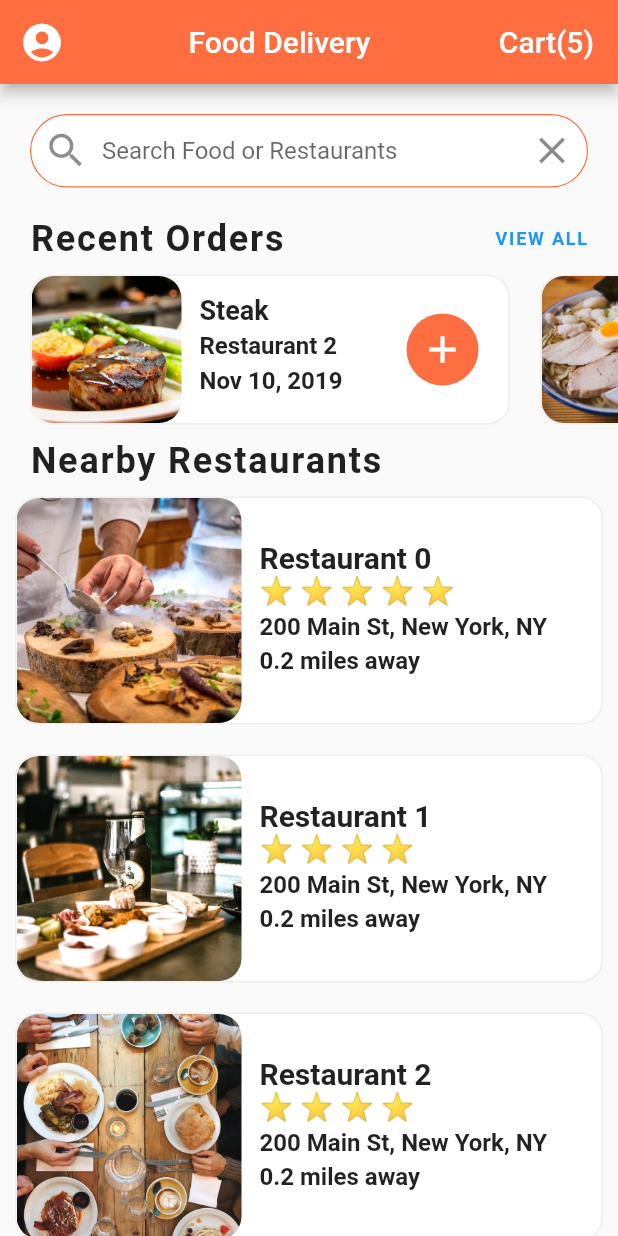
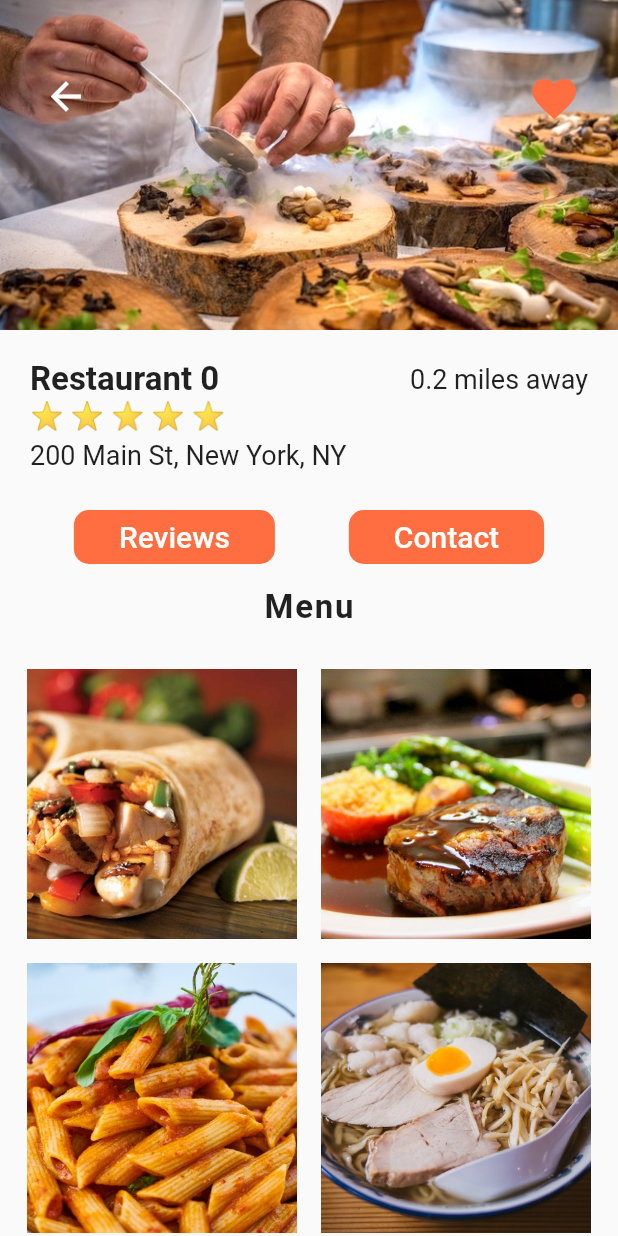
Before and after one commit to Kawcher123/fooddeliveryUI, a Flutter app: the screen it shows after launch, after a tap on "Restaurant 0", on a phone screen of 412 x 824 dp. Run offline on Flutter 3.47's test engine with Material 2 defaults, Android fonts, the phone set to English and light mode, and no system bars.

Commit message:
restaurant page

```diff
--- a/lib/screens/homescreen.dart
+++ b/lib/screens/homescreen.dart
@@ -1,6 +1,7 @@
 import 'package:flutter/material.dart';
 import 'package:fooddelivery/data/data.dart';
 import 'package:fooddelivery/models/restaurant.dart';
+import 'package:fooddelivery/screens/restaurantscreen.dart';
 import 'package:fooddelivery/widgets/ratings.dart';
 import 'package:fooddelivery/widgets/recentorders.dart';
 
@@ -91,7 +92,10 @@ class _HomeScreenState extends State<HomeScreen> {
     List<Widget> _restaurantlist = [];
     restaurants.forEach((Restaurant restaurant) {
       _restaurantlist.add(GestureDetector(
-        onTap: () {},
+        onTap: () => Navigator.push(
+            context,
+            MaterialPageRoute(
+                builder: (_) => RestaurantScreen(restaurant: restaurant))),
         child: Container(
           margin: EdgeInsets.symmetric(vertical: 10.0, horizontal: 10.0),
           decoration: BoxDecoration(
@@ -102,11 +106,14 @@ class _HomeScreenState extends State<HomeScreen> {
             children: [
               ClipRRect(
                 borderRadius: BorderRadius.circular(15.0),
-                child: Image(
-                  height: 150.0,
-                  width: 150.0,
-                  image: AssetImage(restaurant.imageUrl),
-                  fit: BoxFit.cover,
+                child: Hero(
+                  tag: restaurant.imageUrl,
+                  child: Image(
+                    height: 150.0,
+                    width: 150.0,
+                    image: AssetImage(restaurant.imageUrl),
+                    fit: BoxFit.cover,
+                  ),
                 ),
               ),
               Container(
--- /dev/null
+++ b/lib/screens/restaurantscreen.dart
@@ -0,0 +1,158 @@
+import 'package:flutter/material.dart';
+import 'package:fooddelivery/models/food.dart';
+import 'package:fooddelivery/models/restaurant.dart';
+import 'package:fooddelivery/widgets/ratings.dart';
+
+class RestaurantScreen extends StatefulWidget {
+  final Restaurant restaurant;
+  RestaurantScreen({this.restaurant});
+  @override
+  _RestaurantScreenState createState() => _RestaurantScreenState();
+}
+
+class _RestaurantScreenState extends State<RestaurantScreen> {
+  @override
+  Widget build(BuildContext context) {
+    return Scaffold(
+      body: Column(
+        children: [
+          Stack(
+            children: [
+              Hero(
+                tag: widget.restaurant.imageUrl,
+                child: Image(
+                  height: 220,
+                  width: MediaQuery.of(context).size.width,
+                  image: AssetImage(widget.restaurant.imageUrl),
+                  fit: BoxFit.cover,
+                ),
+              ),
+              Padding(
+                padding: const EdgeInsets.symmetric(
+                    vertical: 40.0, horizontal: 20.0),
+                child: Row(
+                  mainAxisAlignment: MainAxisAlignment.spaceBetween,
+                  children: [
+                    IconButton(
+                      icon: Icon(
+                        Icons.arrow_back,
+                        color: Colors.white,
+                        size: 30.0,
+                      ),
+                      onPressed: () => Navigator.pop(context),
+                    ),
+                    IconButton(
+                      icon: Icon(
+                        Icons.favorite,
+                        color: Theme.of(context).primaryColor,
+                        size: 35.0,
+                      ),
+                      onPressed: () {},
+                    )
+                  ],
+                ),
+              )
+            ],
+          ),
+          Padding(
+            padding: EdgeInsets.all(20.0),
+            child: Column(
+              crossAxisAlignment: CrossAxisAlignment.start,
+              children: <Widget>[
+                Row(
+                  mainAxisAlignment: MainAxisAlignment.spaceBetween,
+                  children: <Widget>[
+                    Text(
+                      widget.restaurant.name,
+                      style: TextStyle(
+                        fontSize: 22.0,
+                        fontWeight: FontWeight.w600,
+                      ),
+                    ),
+                    Text(
+                      '0.2 miles away',
+                      style: TextStyle(
+                        fontSize: 18.0,
+                      ),
+                    ),
+                  ],
+                ),
+                RatingStar(ratings: widget.restaurant.rating),
+                SizedBox(height: 6.0),
+                Text(
+                  widget.restaurant.address,
+                  style: TextStyle(fontSize: 18.0),
+                ),
+              ],
+            ),
+          ),
+          Row(
+            mainAxisAlignment: MainAxisAlignment.spaceEvenly,
+            children: <Widget>[
+              FlatButton(
+                padding: EdgeInsets.symmetric(horizontal: 30.0),
+                color: Theme.of(context).primaryColor,
+                shape: RoundedRectangleBorder(
+                  borderRadius: BorderRadius.circular(10.0),
+                ),
+                child: Text(
+                  'Reviews',
+                  style: TextStyle(
+                    color: Colors.white,
+                    fontSize: 20.0,
+                  ),
+                ),
+                onPressed: () {},
+              ),
+              FlatButton(
+                padding: EdgeInsets.symmetric(horizontal: 30.0),
+                color: Theme.of(context).primaryColor,
+                shape: RoundedRectangleBorder(
+                  borderRadius: BorderRadius.circular(10.0),
+                ),
+                child: Text(
+                  'Contact',
+                  style: TextStyle(
+                    color: Colors.white,
+                    fontSize: 20.0,
+                  ),
+                ),
+                onPressed: () {},
+              ),
+            ],
+          ),
+          SizedBox(height: 10.0),
+          Center(
+            child: Text(
+              'Menu',
+              style: TextStyle(
+                fontSize: 22.0,
+                fontWeight: FontWeight.w600,
+                letterSpacing: 1.2,
+              ),
+            ),
+          ),
+          SizedBox(height: 10.0),
+          Expanded(
+            child: GridView.count(
+              padding: EdgeInsets.all(10.0),
+              crossAxisCount: 2,
+              children: List.generate(widget.restaurant.menu.length, (index) {
+                Food food = widget.restaurant.menu[index];
+                return Padding(
+                  padding: const EdgeInsets.all(8.0),
+                  child: Container(
+                    child: Image(
+                      image: AssetImage(food.imageUrl),
+                      fit: BoxFit.cover,
+                    ),
+                  ),
+                );
+              }),
+            ),
+          )
+        ],
+      ),
+    );
+  }
+}
```
